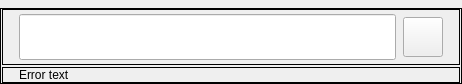
Old version of the form src/gui/customui/combowidget.ui in the repository CSG-Development/owncloud-client.
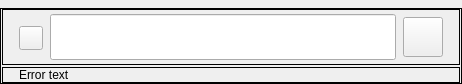
New version of the form.

Commit message: [HCNOVEO-1271] [Files Desktop] Update the icon of the device in Connecting to field

Patch:
```diff
--- a/src/gui/customui/combowidget.ui
+++ b/src/gui/customui/combowidget.ui
@@ -98,6 +98,49 @@
          <property name="bottomMargin">
           <number>4</number>
          </property>
+         <item>
+          <widget class="QFrame" name="frameDeviceIcon">
+           <layout class="QVBoxLayout" name="verticalLayout_2">
+            <property name="leftMargin">
+             <number>0</number>
+            </property>
+            <property name="topMargin">
+             <number>3</number>
+            </property>
+            <property name="rightMargin">
+             <number>0</number>
+            </property>
+            <property name="bottomMargin">
+             <number>0</number>
+            </property>
+            <item>
+             <widget class="QToolButton" name="btnDeviceIcon">
+              <property name="minimumSize">
+               <size>
+                <width>24</width>
+                <height>24</height>
+               </size>
+              </property>
+              <property name="maximumSize">
+               <size>
+                <width>24</width>
+                <height>24</height>
+               </size>
+              </property>
+              <property name="text">
+               <string/>
+              </property>
+              <property name="iconSize">
+               <size>
+                <width>24</width>
+                <height>24</height>
+               </size>
+              </property>
+             </widget>
+            </item>
+           </layout>
+          </widget>
+         </item>
          <item>
           <widget class="QLineEdit" name="lineEdit">
            <property name="sizePolicy">
```
The commit also changes 9 other files.
